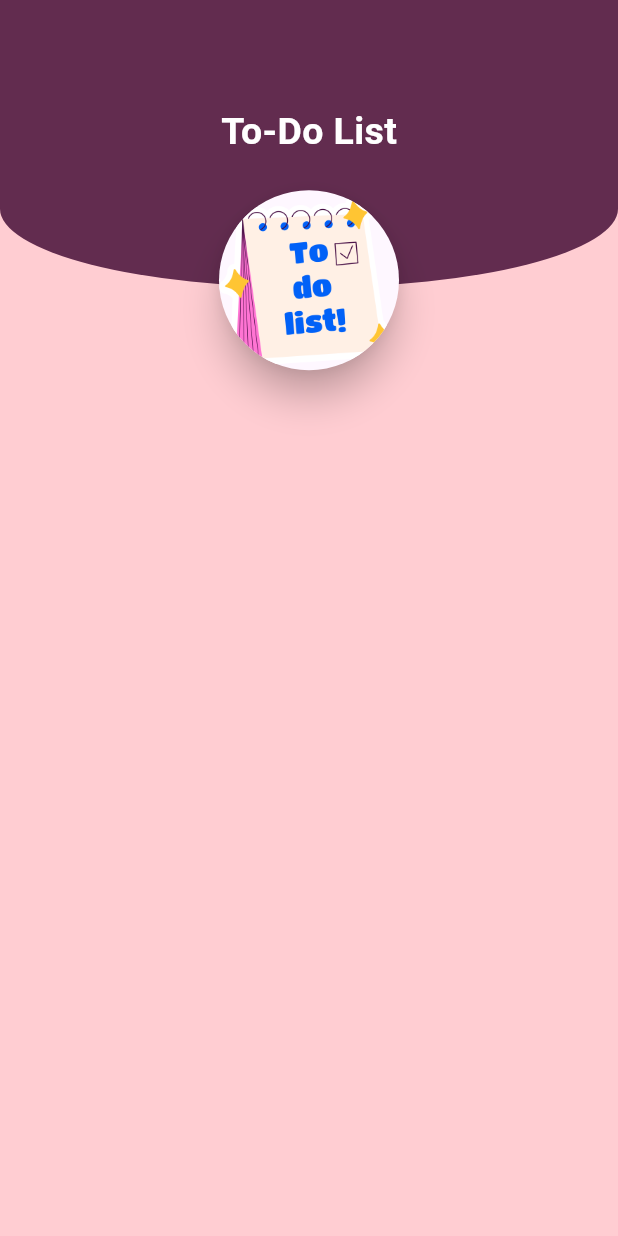
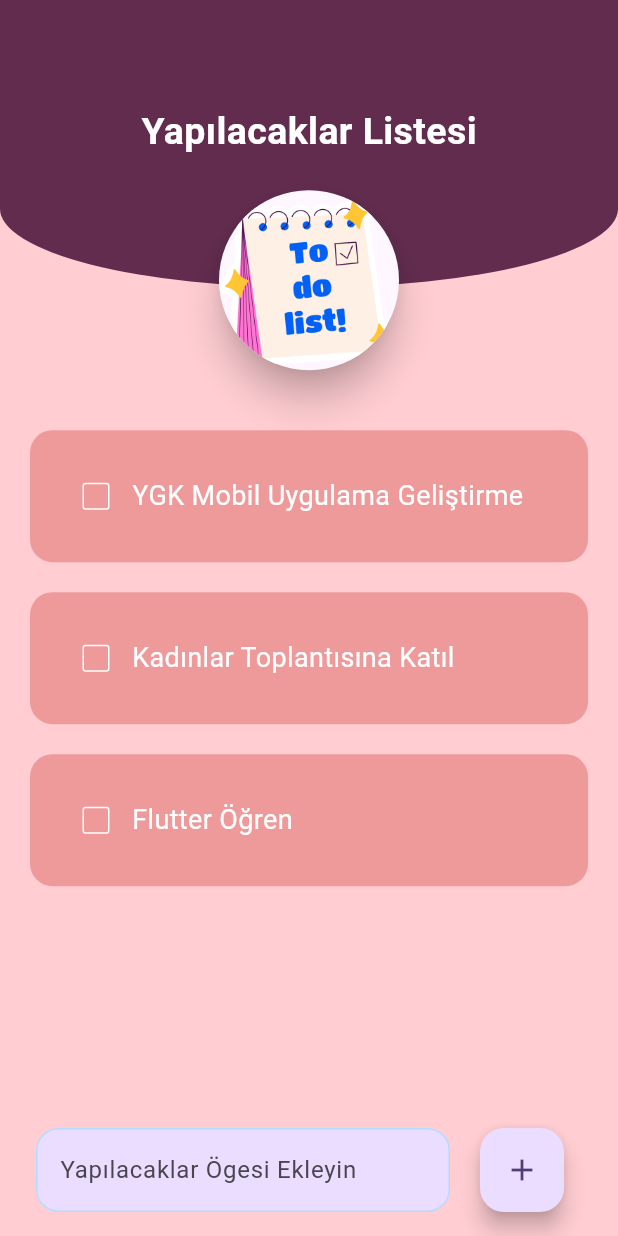
Before and after one commit to iremakpnar/EmergencyWoman, a Flutter app: the Todolist screen opened directly, on a phone screen of 412 x 824 dp. Run offline on Flutter 3.47's test engine with Material 3 defaults, Android fonts, the light colour scheme and no system bars; drawn by our look-alikes of flutter_slidable; our stand-ins replace carousel_slider, curved_navigation_bar, firebase_auth, firebase_core, fluttertoast, geolocator and 1 more; accounts and stored records are empty.

Commit message:
todolist changes

```diff
--- a/lib/main.dart
+++ b/lib/main.dart
@@ -38,7 +38,7 @@ class MyApp extends StatelessWidget {
         colorScheme: ColorScheme.fromSeed(seedColor: Colors.deepPurple),
         useMaterial3: true,
       ),
-      home: SosScreen(),
+      home: Todolist(),
     );
   }
 }
--- a/lib/pages/profile.dart
+++ b/lib/pages/profile.dart
@@ -60,7 +60,7 @@ class _ProfileState extends State<Profile> {
                       mainAxisAlignment: MainAxisAlignment.center,
                       children: [
                         Text(
-                          "Nilay",
+                          "İrem",
                           style: TextStyle(
                               color: Colors.white,
                               fontSize: 25.0,
@@ -86,7 +86,7 @@ class _ProfileState extends State<Profile> {
             SizedBox(height: 20),
             ListTile(
               leading: Icon(Icons.note_alt_outlined, color: Color(0xff622c4f),),
-              title: Text("To-Do List"),
+              title: Text("Yapılacaklar Listesi"),
               onTap: () {
                 Navigator.push(
                   context,
--- a/lib/settings/todolist.dart
+++ b/lib/settings/todolist.dart
@@ -1,6 +1,42 @@
+import 'package:emergencywoman/utils/todolist_settings.dart';
 import 'package:flutter/material.dart';
 
-class Todolist extends StatelessWidget {
+class Todolist extends StatefulWidget {
+
+  @override
+  State<Todolist> createState() => _TodolistState();
+}
+
+class _TodolistState extends State<Todolist> {
+
+  final _controller = TextEditingController();
+  List toDoList = [
+    ['YGK Mobil Uygulama Geliştirme', false],
+    ['Kadınlar Toplantısına Katıl', false],
+    ['Flutter Öğren', false],
+  ];
+
+  void checkBoxChanged(int index){
+    setState(() {
+      toDoList[index][1]  =! toDoList[index][1];
+    });
+  }
+
+
+  void saveNewTask(){
+    setState(() {
+      toDoList.add([_controller.text, false]);
+      _controller.clear();
+    });
+  }
+
+  void deleteTask(int index){
+    setState(() {
+      toDoList.removeAt(index);
+    });
+  }
+
+
   @override
   Widget build(BuildContext context) {
     return Scaffold(
@@ -45,7 +81,7 @@ class Todolist extends StatelessWidget {
                       mainAxisAlignment: MainAxisAlignment.center,
                       children: [
                         Text(
-                          "To-Do List",
+                          "Yapılacaklar Listesi",
                           style: TextStyle(
                               color: Colors.white,
                               fontSize: 25.0,
@@ -56,10 +92,60 @@ class Todolist extends StatelessWidget {
                   ),
                 )
               ],
-            )
+            ),
+            const SizedBox(height: 20.0,),
+            Expanded(
+                child: ListView.builder(itemCount: toDoList.length,
+                    itemBuilder: (BuildContext context, index){
+                  return TodoListSettings(
+                    taskName: toDoList[index][0],
+                    taskCompleted: toDoList[index][1],
+                    onChanged: (value) => checkBoxChanged(index),
+                    deleteFunction: (contex) => deleteTask(index),
+                  );
+            },),
+            ),
+          ],
+        ),
+
+      ),
+      floatingActionButton: Padding(
+        padding: const EdgeInsets.symmetric(horizontal: 20),
+        child: Row(
+          children: [
+            Expanded(child: Padding(
+              padding: const EdgeInsets.symmetric(horizontal: 20),
+              child: TextField(
+                controller: _controller,
+                decoration: InputDecoration(
+                  hintText: 'Yapılacaklar Ögesi Ekleyin',
+                  filled: true,
+                  fillColor: Color(0xFFebddff),
+                  enabledBorder: OutlineInputBorder(
+                    borderSide: const BorderSide(
+                      color: Color(0xFFB39DDBFF),
+                    ),
+                    borderRadius: BorderRadius.circular(15),
+                  ),
+                  focusedBorder: OutlineInputBorder(
+                    borderSide: const BorderSide(
+                      color: Color(0xFFB39DDBFF),
+                    ),
+                    borderRadius: BorderRadius.circular(15),
+                  ),
+                ),
+              ),
+            ),
+            ),
+            FloatingActionButton(
+              backgroundColor: Color(0xFFebddff),
+              onPressed: saveNewTask,
+              child: const Icon(Icons.add),
+            ),
           ],
         ),
       ),
+
     );
   }
 }
--- /dev/null
+++ b/lib/utils/todolist_settings.dart
@@ -0,0 +1,72 @@
+import 'package:flutter/material.dart';
+import 'package:flutter_slidable/flutter_slidable.dart';
+
+class TodoListSettings extends StatelessWidget {
+  const TodoListSettings({
+    super.key,
+    required this.taskName,
+    required this.taskCompleted,
+    required this.onChanged,
+    required this.deleteFunction,
+  });
+
+  final String taskName;
+  final bool taskCompleted;
+  final Function(bool?)? onChanged;
+  final Function(BuildContext)? deleteFunction;
+
+
+  @override
+  Widget build(BuildContext context) {
+    return Padding(
+      padding: const EdgeInsets.only(
+        top: 20,
+        left: 20,
+        right: 20,
+        bottom: 0,
+      ),
+      child: Slidable(
+        endActionPane: ActionPane(
+            motion: StretchMotion(),
+            children: [
+              SlidableAction(onPressed: deleteFunction,
+              icon: Icons.delete,
+                borderRadius: BorderRadius.circular(15),
+                backgroundColor: Colors.red,
+              )
+            ]),
+        child: Container(
+          padding: const EdgeInsets.all(20),
+          decoration: BoxDecoration(
+              color: Color(0xFFEF9A9A),
+              borderRadius: BorderRadius.circular(15)
+          ),
+          child: Row(
+            children: [
+              Checkbox(
+                  value: taskCompleted,
+                  onChanged: onChanged,
+                checkColor: Colors.white,
+                activeColor: Colors.white,
+                side: const BorderSide(
+                  color: Colors.white,
+                ),
+              ),
+
+              Text(
+                taskName,
+                style: TextStyle(
+                  color: Colors.white,
+                  fontSize: 18,
+                  decoration: taskCompleted ? TextDecoration.lineThrough : TextDecoration.none,
+                  decorationColor: Colors.white,
+                  decorationThickness: 2,
+                ),
+              ),
+            ],
+          ),
+        ),
+      ),
+    );
+  }
+}
--- a/pubspec.yaml
+++ b/pubspec.yaml
@@ -45,6 +45,7 @@ dependencies:
   google_maps_flutter: ^2.10.0
   http: ^1.2.2
   provider: ^6.1.2
+  flutter_slidable: ^3.1.2
 
 
 dev_dependencies:
```
Also changed, not shown: lib/pages/homepage.dart (+40 -21 lines), pubspec.lock.
